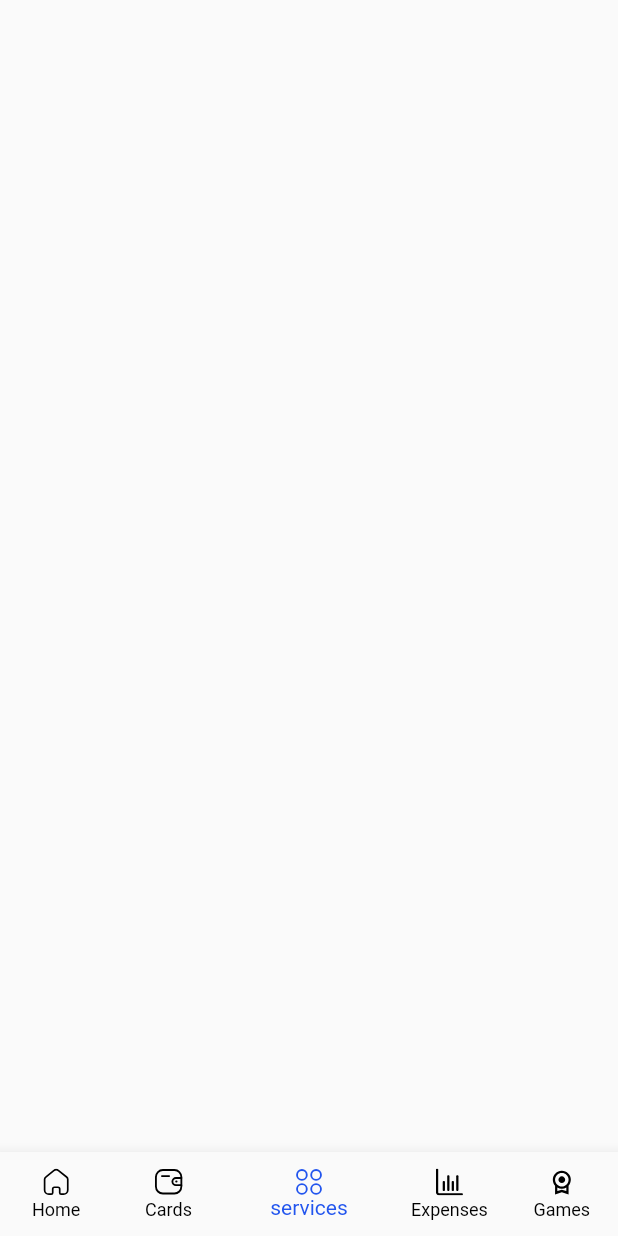
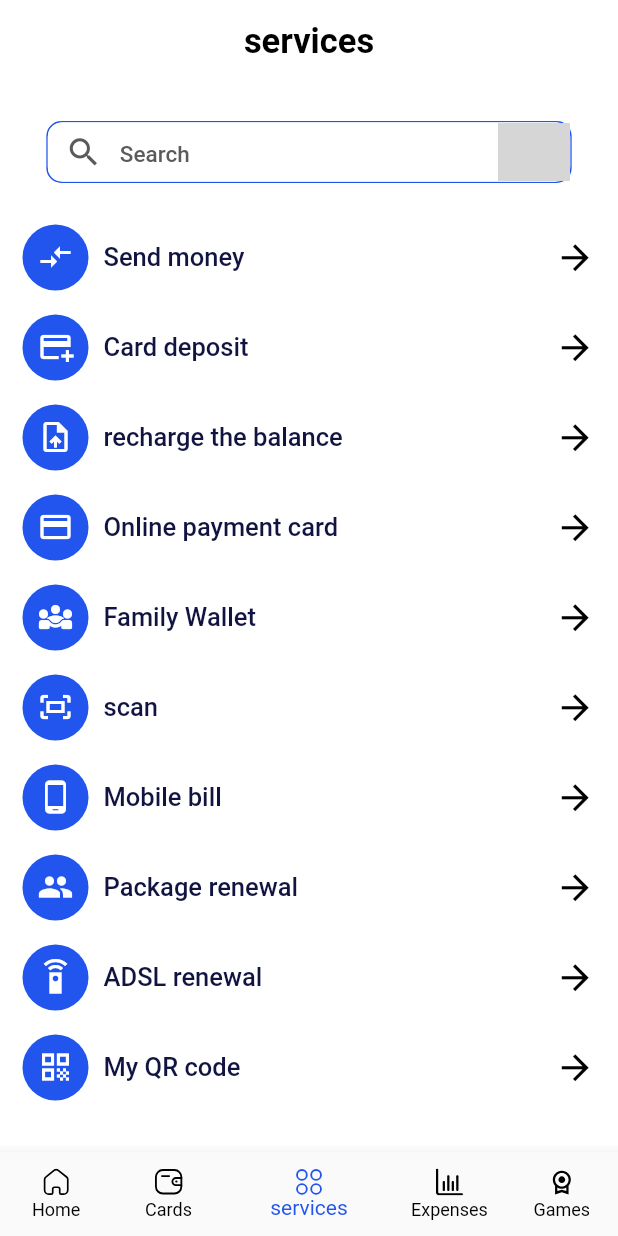
Before and after one commit to waleed750/tab_cash, a Flutter app: the screen it shows after launch, item 3 of the bottom bar chosen, on a phone screen of 412 x 824 dp. Run offline on Flutter 3.47's test engine with Material 2 defaults, Android fonts, the phone set to English and light mode, and no system bars; our stand-ins replace bloc, dio, equatable, flutter_bloc, flutter_svg, flutter_switch and 5 more; grey boxes are pictures that could not be loaded.

Commit message:
services finshed

```diff
--- a/tab_cash_orange/lib/features/authentication/presentation/screens/cards_screen.dart
+++ b/tab_cash_orange/lib/features/authentication/presentation/screens/cards_screen.dart
@@ -91,7 +91,7 @@ class CardsScreen extends StatelessWidget {
                                   subTitle: "Validity / duration of use",
                                 ),
                                 CardItemContainer(
-                                  icon: Icons.people_alt_sharp,
+                                  icon: Icons.diversity_3_rounded,
                                   title: "Family Wallet ",
                                   subTitle: "Create and delete your family card",
                                 ),
--- a/tab_cash_orange/lib/features/authentication/presentation/screens/services_screen.dart
+++ b/tab_cash_orange/lib/features/authentication/presentation/screens/services_screen.dart
@@ -1,12 +1,135 @@
 import 'package:flutter/material.dart';
+import 'package:flutter/services.dart';
 import 'package:flutter/src/widgets/framework.dart';
 import 'package:flutter/src/widgets/placeholder.dart';
+import 'package:tab_cash_orange/core/utils/media_extension.dart';
+import 'package:tab_cash_orange/features/authentication/presentation/widgets/card_item_container.dart';
+import 'package:tab_cash_orange/features/authentication/presentation/widgets/search_container.dart';
+
+import '../../../../core/utils/app_colors.dart';
+import '../../../../core/utils/icon_manager.dart';
+import '../widgets/search_form_field.dart';
 
 class ServicesScreeen extends StatelessWidget {
-  const ServicesScreeen({super.key});
+   ServicesScreeen({super.key});
 
+  TextEditingController searchController =TextEditingController();
   @override
   Widget build(BuildContext context) {
-    return Scaffold();
+    return Scaffold(
+      backgroundColor: AppColors.backgroundColor,
+       appBar: AppBar(
+          systemOverlayStyle: SystemUiOverlayStyle(
+            statusBarColor: AppColors.backgroundColor,
+          ),
+          backgroundColor: AppColors.backgroundColor,
+          elevation: 0,
+          automaticallyImplyLeading: false,
+          title: Text(
+                "services",
+                style: TextStyle(
+                  fontSize: 23,
+                  fontWeight: FontWeight.w600,
+                  color: AppColors.black
+                ),
+                ),
+          centerTitle: true,
+        ),
+        body: SingleChildScrollView(
+          child: Column(
+
+            children:
+            [
+             SizedBox(
+              height: context.height*.03,
+             ),
+             SearchFormField(
+              controller: searchController,
+              height: context.height * .05,
+              hintText: "Search",
+              prefixIcon: Icon(
+                Icons.search,
+                size: 25,
+                color: AppColors.searchColor,
+              ),
+              width: context.width * .85,
+              suffixIcon: Image.asset(IconManager.scanIcon),
+             ),
+
+             SizedBox(height: context.height*.03,),
+             Padding(
+               padding: const EdgeInsets.symmetric(horizontal: 15,vertical: 3),
+               child: CardItemContainer(
+                icon:Icons.compare_arrows ,
+                title: "Send money",
+               ),
+             ),
+             Padding(
+               padding: const EdgeInsets.symmetric(horizontal: 15,vertical: 3),
+               child: CardItemContainer(
+                icon:Icons.add_card_outlined , //diversity_3_rounded
+                title: "Card deposit",
+               ),
+             ),
+             Padding(
+               padding: const EdgeInsets.symmetric(horizontal: 15,vertical: 3),
+               child: CardItemContainer(
+                icon:Icons.upload_file_outlined ,
+                title: "recharge the balance",
+               ),
+             ),
+             Padding(
+               padding: const EdgeInsets.symmetric(horizontal: 15,vertical: 3),
+               child: CardItemContainer(
+                icon:Icons.payment ,
+                title: "Online payment card",
+               ),
+             ),
+             Padding(
+               padding: const EdgeInsets.symmetric(horizontal: 15,vertical: 3),
+               child: CardItemContainer(
+                icon:Icons.diversity_3_rounded ,
+                title: "Family Wallet",
+               ),
+             ),
+             Padding(
+               padding: const EdgeInsets.symmetric(horizontal: 15,vertical: 3),
+               child: CardItemContainer(
+                icon:Icons.fit_screen_outlined ,
+                title: "scan",
+               ),
+             ),
+             Padding(
+               padding: const EdgeInsets.symmetric(horizontal: 15,vertical: 3),
+               child: CardItemContainer(
+                icon:Icons.phone_android , //diversity_3_rounded
+                title: "Mobile bill",
+               ),
+             ),
+             Padding(
+               padding: const EdgeInsets.symmetric(horizontal: 15,vertical: 3),
+               child: CardItemContainer(
+                icon:Icons.people ,
+                title: "Package renewal",
+               ),
+             ),
+             Padding(
+               padding: const EdgeInsets.symmetric(horizontal: 15,vertical: 3),
+               child: CardItemContainer(
+                icon:Icons.settings_remote_sharp ,
+                title: "ADSL renewal",
+               ),
+             ),
+             Padding(
+               padding: const EdgeInsets.symmetric(horizontal: 15,vertical: 3),
+               child: CardItemContainer(
+                icon:Icons.qr_code ,
+                title: "My QR code",
+               ),
+             ),
+            ]
+            ),
+        ) ,
+    );
   }
 }
--- a/tab_cash_orange/lib/features/authentication/presentation/widgets/card_item_container.dart
+++ b/tab_cash_orange/lib/features/authentication/presentation/widgets/card_item_container.dart
@@ -13,12 +13,12 @@ class CardItemContainer extends StatelessWidget {
     super.key,
     required this.icon,
     required this.title,
-    required this.subTitle,
+    this.subTitle,
     this.notif ,
     });
   final icon ;
   final title ;
-  final subTitle ;
+  final String ?subTitle ;
   final bool? notif ;
   @override
   Widget build(BuildContext context) {
@@ -42,7 +42,21 @@ class CardItemContainer extends StatelessWidget {
                   ),
                   Padding(
                     padding: const EdgeInsets.only(left: 10),
-                    child: Column(
+                    child: subTitle == null ?
+                    Column(
+                        crossAxisAlignment: CrossAxisAlignment.start,
+                        children: [
+                          Text(
+                            "${title}",
+                            style: TextStyle(
+                                fontSize: 17,
+                                fontWeight: FontWeight.w500,
+                                color: AppColors.defaultColor),
+                          ),
+
+                        ])
+                    :
+                    Column(
                         crossAxisAlignment: CrossAxisAlignment.start,
                         children: [
                           Text(
--- a/tab_cash_orange/lib/features/authentication/presentation/widgets/search_form_field.dart
+++ b/tab_cash_orange/lib/features/authentication/presentation/widgets/search_form_field.dart
@@ -2,6 +2,7 @@ import 'package:flutter/material.dart';
 import 'package:flutter/src/widgets/framework.dart';
 import 'package:flutter/src/widgets/placeholder.dart';
 
+import '../../../../core/utils/app_colors.dart';
 import '../../../../core/utils/hex_color.dart';
 
 
@@ -15,6 +16,7 @@ class SearchFormField extends StatelessWidget {
   final double? height;
   final String hintText;
   final TextInputType type;
+
 
    SearchFormField({
     super.key,
@@ -35,6 +37,11 @@ class SearchFormField extends StatelessWidget {
       child: Container(
         height: height,
         width: width,
+        decoration: BoxDecoration(
+
+          border: Border.all(color: AppColors.buttonColor),
+          borderRadius: BorderRadius.circular(10)
+        ),
         child: TextFormField(
           maxLines: 1,
           controller: controller,
@@ -48,7 +55,7 @@ class SearchFormField extends StatelessWidget {
             prefixIcon: prefixIcon,
             hintText: hintText,
             hintStyle: TextStyle(
-                color: HexColor("#5A5A5A"),
+                color: AppColors.searchColor,
                  fontSize: 15,
                   fontWeight: FontWeight.w500,
                   height: 3
```
